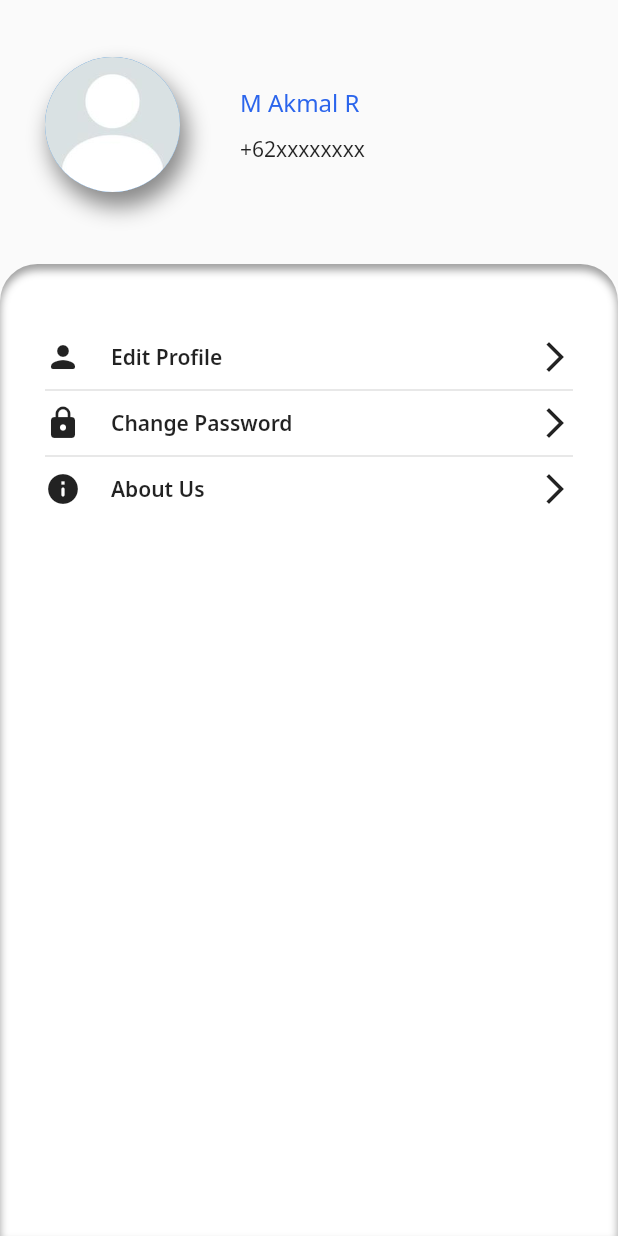
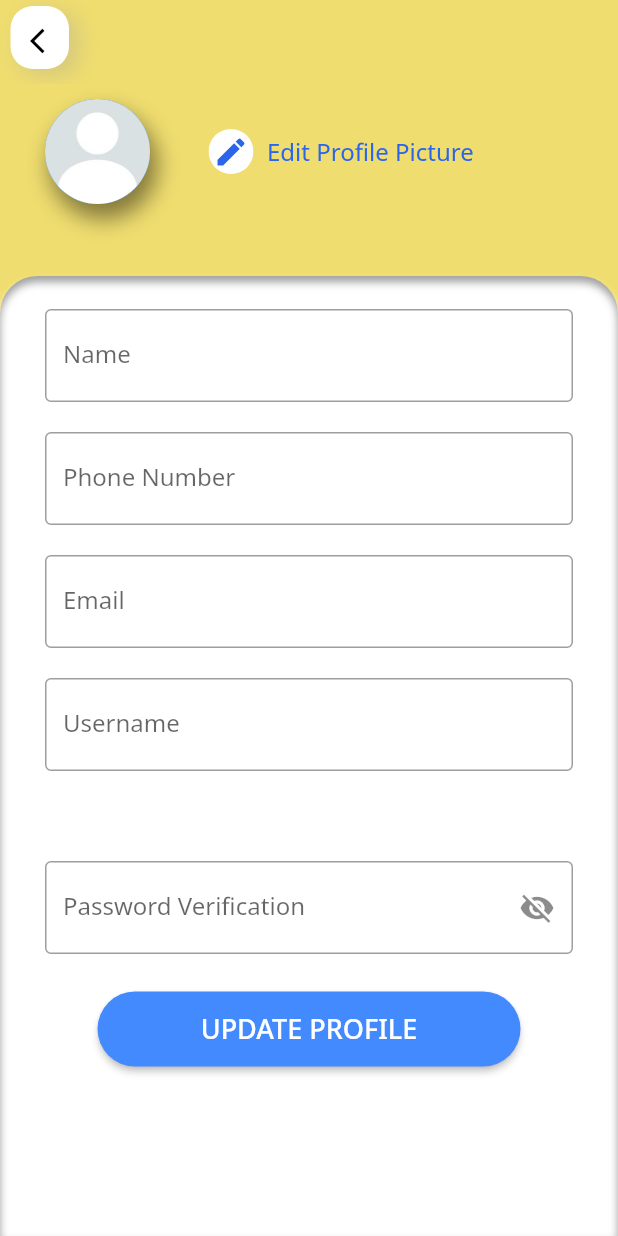
Before and after one commit to ramadhantaAkmal/bali-rent-project, a Flutter app: the ProfileMain widget shown alone on an empty page, opened directly, after a tap on "Edit Profile", on a phone screen of 412 x 824 dp. Run offline on Flutter 3.47's test engine with Material 2 defaults, Android fonts, the phone set to English and light mode, and no system bars; our stand-ins replace go_router.

Commit message:
feat: added new edit profile and change pass UI

```diff
--- a/lib/views/routes/route.dart
+++ b/lib/views/routes/route.dart
@@ -1,4 +1,7 @@
+import 'package:bali_rent/views/ui/aboutus_page/aboutuse_main.dart';
 import 'package:bali_rent/views/ui/carlist_page/carlist_main.dart';
+import 'package:bali_rent/views/ui/change_password_page/change_password_main.dart';
+import 'package:bali_rent/views/ui/edit_profile_page/edit_profile_main.dart';
 import 'package:bali_rent/views/ui/login_page/login_main.dart';
 import 'package:bali_rent/views/ui/register_page/register_main.dart';
 import 'package:flutter/material.dart';
@@ -24,7 +27,6 @@ final GoRouter router = GoRouter(
             },
             routes: <RouteBase>[
               GoRoute(
-                name: 'carlist',
                 path: 'carlist',
                 builder: (BuildContext context, GoRouterState state) {
                   return const CarListMain();
@@ -43,6 +45,24 @@ final GoRouter router = GoRouter(
                       },
                     )
                   ]),
+              GoRoute(
+                path: 'editprofile',
+                builder: (BuildContext context, GoRouterState state) {
+                  return const EditProfileMain();
+                },
+              ),
+              GoRoute(
+                path: 'changepass',
+                builder: (BuildContext context, GoRouterState state) {
+                  return const ChangePassMain();
+                },
+              ),
+              GoRoute(
+                path: 'about',
+                builder: (BuildContext context, GoRouterState state) {
+                  return const AboutUsMain();
+                },
+              ),
             ]),
       ],
     ),
--- /dev/null
+++ b/lib/views/ui/edit_profile_page/edit_profile_main.dart
@@ -0,0 +1,391 @@
+import 'package:bali_rent/style.dart';
+import 'package:flutter/material.dart';
+import 'package:go_router/go_router.dart';
+
+class EditProfileMain extends StatefulWidget {
+  const EditProfileMain({super.key});
+
+  @override
+  State<EditProfileMain> createState() => _EditProfileMainState();
+}
+
+class _EditProfileMainState extends State<EditProfileMain> {
+  late TextEditingController _usernameController;
+  late TextEditingController _passwordController;
+  late TextEditingController _nameController;
+  late TextEditingController _phoneNumController;
+  late TextEditingController _emailController;
+  final formKey = GlobalKey<FormState>();
+
+  @override
+  void initState() {
+    super.initState();
+    _usernameController = TextEditingController();
+    _passwordController = TextEditingController();
+    _nameController = TextEditingController();
+    _phoneNumController = TextEditingController();
+    _emailController = TextEditingController();
+  }
+
+  @override
+  void dispose() {
+    _usernameController.dispose();
+    _passwordController.dispose();
+    _nameController.dispose();
+    _phoneNumController.dispose();
+    _emailController.dispose();
+    super.dispose();
+  }
+
+  bool _isHiddenPass = true;
+
+  @override
+  Widget build(BuildContext context) {
+    return Scaffold(
+      extendBodyBehindAppBar: true,
+      backgroundColor: themeColor,
+      appBar: _buildAppBar(context),
+      body: _buildBody(context),
+      resizeToAvoidBottomInset: true,
+    );
+  }
+
+  AppBar _buildAppBar(BuildContext context) {
+    return AppBar(
+      elevation: 0,
+      backgroundColor: Colors.transparent,
+      leading: Container(
+        margin: const EdgeInsets.only(left: 7, top: 4, right: 10, bottom: 10),
+        padding: const EdgeInsets.all(2),
+        decoration: BoxDecoration(
+          color: Colors.white,
+          borderRadius: const BorderRadius.all(
+            Radius.circular(15.0),
+          ),
+          boxShadow: [
+            BoxShadow(
+              color: Colors.grey.withOpacity(0.3),
+              spreadRadius: 1,
+              blurRadius: 11,
+              offset: const Offset(6, 4),
+            ),
+          ],
+        ),
+        child: Padding(
+          padding: const EdgeInsets.all(3.0),
+          child: Center(
+            child: IconButton(
+              iconSize: 20,
+              onPressed: () {
+                context.pop();
+              },
+              icon: const Icon(
+                Icons.arrow_back_ios,
+                color: Colors.black,
+              ),
+            ),
+          ),
+        ),
+      ),
+    );
+  }
+
+  Widget _buildBody(BuildContext context) {
+    return SafeArea(
+      child: Column(
+        children: [
+          Padding(
+            padding:
+                const EdgeInsets.only(bottom: 38, top: 10, left: 30, right: 30),
+            child: Row(
+              children: [
+                Container(
+                  decoration: const BoxDecoration(
+                    color: Colors.white,
+                    shape: BoxShape.circle,
+                    boxShadow: [
+                      BoxShadow(
+                        offset: Offset(
+                          4,
+                          9,
+                        ),
+                        blurRadius: 12,
+                        color: Colors.black45,
+                        spreadRadius: 1,
+                      )
+                    ],
+                  ),
+                  child: const CircleAvatar(
+                    radius: 35,
+                    backgroundImage: AssetImage('assets/images/emptypp.jpg'),
+                  ),
+                ),
+                const SizedBox(
+                  width: 30,
+                ),
+                Row(
+                  mainAxisAlignment: MainAxisAlignment.start,
+                  children: [
+                    Stack(
+                      children: [
+                        Positioned(
+                          bottom: 9,
+                          left: 9,
+                          child: ClipOval(
+                            child: Container(
+                              padding: const EdgeInsets.all(15),
+                              color: Colors.white,
+                            ),
+                          ),
+                        ),
+                        IconButton(
+                          onPressed: () {},
+                          icon: const Icon(Icons.mode_edit_outline),
+                          splashRadius: 17,
+                          color: primaryColor,
+                        ),
+                      ],
+                    ),
+                    const Text(
+                      'Edit Profile Picture',
+                      style: TextStyle(
+                        color: primaryColor,
+                        fontSize: 16,
+                      ),
+                    ),
+                  ],
+                ),
+              ],
+            ),
+          ),
+          const SizedBox(
+            height: 10,
+          ),
+          Expanded(
+            child: Container(
+              height: MediaQuery.of(context).size.height,
+              width: MediaQuery.of(context).size.width,
+              decoration: const BoxDecoration(
+                // color: Colors.white,
+                borderRadius: BorderRadius.only(
+                    topLeft: Radius.circular(25),
+                    topRight: Radius.circular(25)),
+                boxShadow: [
+                  BoxShadow(
+                    color: Colors.grey,
+                  ),
+                  BoxShadow(
+                    color: Colors.white,
+                    spreadRadius: 0,
+                    blurRadius: 4.0,
+                    offset: Offset(
+                      0,
+                      4.0,
+                    ),
+                  ),
+                ],
+              ),
+              child: Padding(
+                padding: const EdgeInsets.symmetric(
+                  vertical: 20,
+                  horizontal: 30,
+                ),
+                child: Form(
+                  key: formKey,
+                  child: SingleChildScrollView(
+                    physics: const BouncingScrollPhysics(),
+                    child: Column(
+                      crossAxisAlignment: CrossAxisAlignment.stretch,
+                      children: [
+                        const SizedBox(
+                          height: 2,
+                        ),
+                        TextFormField(
+                          controller: _nameController,
+                          decoration: InputDecoration(
+                            border: const OutlineInputBorder(),
+                            labelText: 'Name',
+                            // The MaterialStateProperty's value is a text style that is orange
+                            // by default, but the theme's error color if the input decorator
+                            // is in its error state.
+                            floatingLabelStyle:
+                                MaterialStateTextStyle.resolveWith(
+                                    (Set<MaterialState> states) {
+                              final Color color =
+                                  states.contains(MaterialState.error)
+                                      ? Theme.of(context).colorScheme.error
+                                      : Colors.grey;
+                              return TextStyle(
+                                  color: color, letterSpacing: 1.3);
+                            }),
+                          ),
+                          validator: (String? value) {
+                            if (value == null || value == '') {
+                              return 'Enter Name';
+                            }
+                            return null;
+                          },
+                        ),
+                        const SizedBox(
+                          height: 20,
+                        ),
+                        TextFormField(
+                          controller: _phoneNumController,
+                          decoration: InputDecoration(
+                            border: const OutlineInputBorder(),
+                            labelText: 'Phone Number',
+                            // The MaterialStateProperty's value is a text style that is orange
+                            // by default, but the theme's error color if the input decorator
+                            // is in its error state.
+                            floatingLabelStyle:
+                                MaterialStateTextStyle.resolveWith(
+                                    (Set<MaterialState> states) {
+                              final Color color =
+                                  states.contains(MaterialState.error)
+                                      ? Theme.of(context).colorScheme.error
+                                      : Colors.grey;
+                              return TextStyle(
+                                  color: color, letterSpacing: 1.3);
+                            }),
+                          ),
+                          validator: (String? value) {
+                            if (value == null || value == '') {
+                              return 'Enter Phone Number';
+                            }
+                            return null;
+                          },
+                        ),
+                        const SizedBox(
+                          height: 20,
+                        ),
+                        TextFormField(
+                          controller: _emailController,
+                          decoration: InputDecoration(
+                            border: const OutlineInputBorder(),
+                            labelText: 'Email',
+                            // The MaterialStateProperty's value is a text style that is orange
+                            // by default, but the theme's error color if the input decorator
+                            // is in its error state.
+                            floatingLabelStyle:
+                                MaterialStateTextStyle.resolveWith(
+                                    (Set<MaterialState> states) {
+                              final Color color =
+                                  states.contains(MaterialState.error)
+                                      ? Theme.of(context).colorScheme.error
+                                      : Colors.grey;
+                              return TextStyle(
+                                  color: color, letterSpacing: 1.3);
+                            }),
+                          ),
+                          validator: (String? value) {
+                            if (value == null || value == '') {
+                              return 'Enter Email';
+                            }
+                            return null;
+                          },
+                        ),
+                        const SizedBox(
+                          height: 20,
+                        ),
+                        TextFormField(
+                          controller: _usernameController,
+                          decoration: InputDecoration(
+                            border: const OutlineInputBorder(),
+                            labelText: 'Username',
+                            // The MaterialStateProperty's value is a text style that is orange
+                            // by default, but the theme's error color if the input decorator
+                            // is in its error state.
+                            floatingLabelStyle:
+                                MaterialStateTextStyle.resolveWith(
+                                    (Set<MaterialState> states) {
+                              final Color color =
+                                  states.contains(MaterialState.error)
+                                      ? Theme.of(context).colorScheme.error
+                                      : Colors.grey;
+                              return TextStyle(
+                                  color: color, letterSpacing: 1.3);
+                            }),
+                          ),
+                          validator: (String? value) {
+                            if (value == null || value == '') {
+                              return 'Enter Username';
+                            }
+                            return null;
+                          },
+                        ),
+                        const SizedBox(
+                          height: 60,
+                        ),
+                        TextFormField(
+                          controller: _passwordController,
+                          obscureText: _isHiddenPass,
+                          decoration: InputDecoration(
+                            border: const OutlineInputBorder(),
+                            labelText: 'Password Verification',
+                            // The MaterialStateProperty's value is a text style that is orange
+                            // by default, but the theme's error color if the input decorator
+                            // is in its error state.
+                            suffixIcon: InkWell(
+                              onTap: () {
+                                setState(() {
+                                  _isHiddenPass = !_isHiddenPass;
+                                });
+                              },
+                              child: Icon(
+                                _isHiddenPass
+                                    ? Icons.visibility_off
+                                    : Icons.visibility,
+                              ),
+                            ),
+                            floatingLabelStyle:
+                                MaterialStateTextStyle.resolveWith(
+                                    (Set<MaterialState> states) {
+                              final Color color =
+                                  states.contains(MaterialState.error)
+                                      ? Theme.of(context).colorScheme.error
+                                      : Colors.grey;
+                              return TextStyle(
+                                  color: color, letterSpacing: 1.3);
+                            }),
+                          ),
+                          validator: (String? value) {
+                            if (value == null || value == '') {
+                              return 'Enter Password';
+                            }
+                            return null;
+                          },
+                        ),
+                        const SizedBox(
+                          height: 15,
+                        ),
+                        Container(
+                          height: 50,
+                          padding: const EdgeInsets.symmetric(horizontal: 35),
+                          margin: const EdgeInsets.symmetric(vertical: 10),
+                          child: MaterialButton(
+                            onPressed: () {},
+                            shape: RoundedRectangleBorder(
+                              borderRadius: BorderRadius.circular(30.0),
+                            ),
+                            color: Colors.blueAccent,
+                            child: const Text(
+                              'UPDATE PROFILE',
+                              style: TextStyle(
+                                fontSize: 18,
+                                color: Colors.white,
+                              ),
+                            ),
+                          ),
+                        ),
+                      ],
+                    ),
+                  ),
+                ),
+              ),
+            ),
+          ),
+        ],
+      ),
+    );
+  }
+}
--- a/lib/views/ui/profile_page/profile_main.dart
+++ b/lib/views/ui/profile_page/profile_main.dart
@@ -1,5 +1,6 @@
 import 'package:bali_rent/style.dart';
 import 'package:flutter/material.dart';
+import 'package:go_router/go_router.dart';
 
 class ProfileMain extends StatelessWidget {
   const ProfileMain({super.key});
@@ -92,13 +93,18 @@ class ProfileMain extends StatelessWidget {
                   crossAxisAlignment: CrossAxisAlignment.start,
                   children: [
                     _rowMenuBuilder(
-                        context, 'Edit Profile', Icons.person_rounded, () {}),
+                        context, 'Edit Profile', Icons.person_rounded, () {
+                      context.push('/homescreen/editprofile');
+                    }),
                     const Divider(height: 20, thickness: 1),
-                    _rowMenuBuilder(
-                        context, 'Change Password', Icons.lock, () {}),
+                    _rowMenuBuilder(context, 'Change Password', Icons.lock, () {
+                      context.push('/homescreen/changepass');
+                    }),
                     const Divider(height: 20, thickness: 1),
-                    _rowMenuBuilder(
-                        context, 'About Us', Icons.info_rounded, () {}),
+                    _rowMenuBuilder(context, 'About Us', Icons.info_rounded,
+                        () {
+                      context.push('/homescreen/about');
+                    }),
                   ],
                 ),
               ),
```
Also changed, not shown: lib/views/ui/aboutus_page/aboutuse_main.dart (added, +10 -0 lines), lib/views/ui/change_password_page/change_password_main.dart (added, +256 -0 lines).
